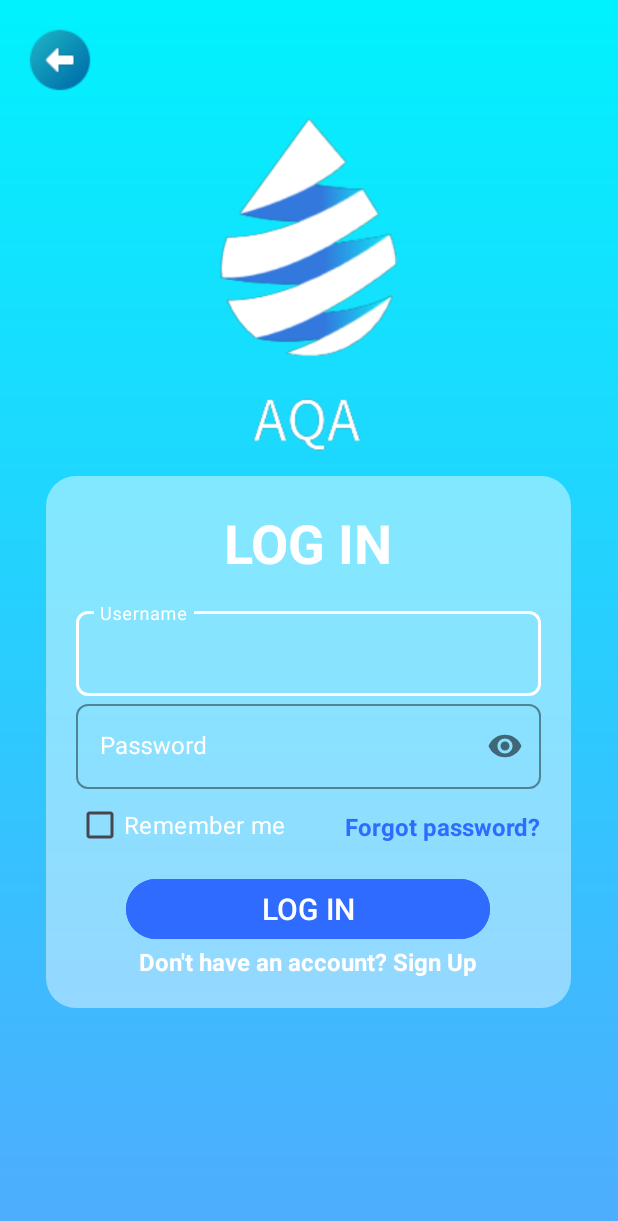
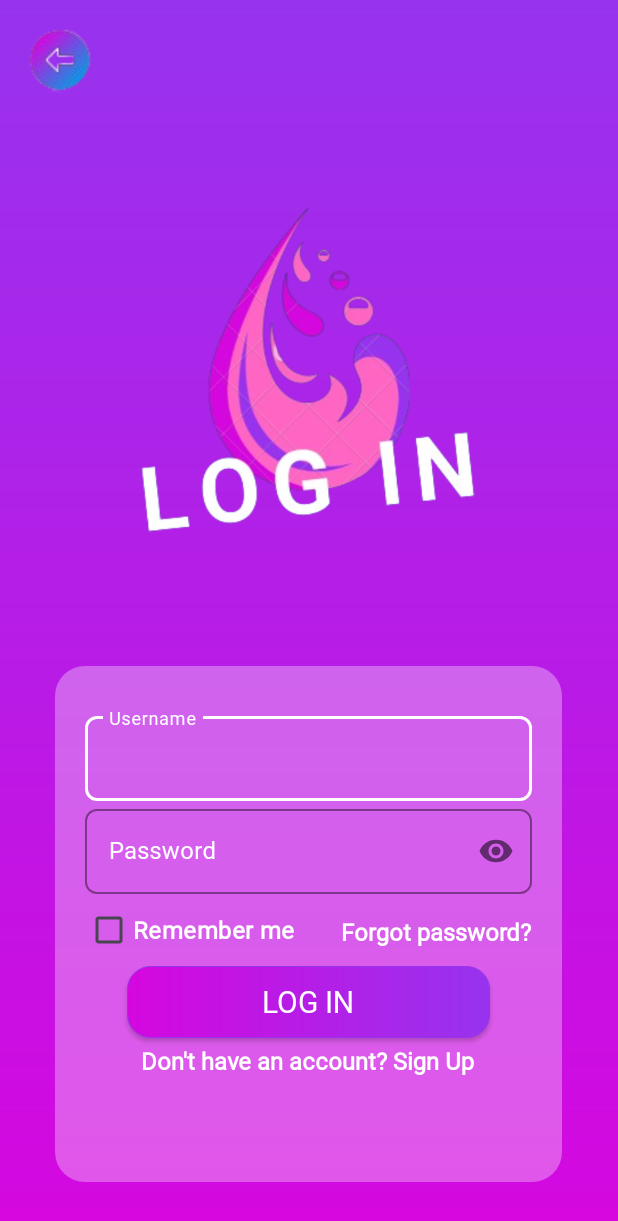
Before and after one commit to nhutlin/Mobile_App_Project, an Android app: the screen it shows after launch (Login), after a tap on "LOG IN", on a phone screen of 412 x 824 dp. Shown: the top 1221 px of the screen. Run offline under Robolectric (Android 15) with nearby library versions, the phone set to English and light mode, and no system bars.

Commit message:
Change the background, button's color and font

```diff
--- a/app/src/main/AndroidManifest.xml
+++ b/app/src/main/AndroidManifest.xml
@@ -8,8 +8,7 @@
         android:allowBackup="true"
         android:dataExtractionRules="@xml/data_extraction_rules"
         android:fullBackupContent="@xml/backup_rules"
-        android:icon="@mipmap/logo_app"
-        android:label="AQA"
+        android:icon="@mipmap/logo_app"        android:label="AQA"
         android:roundIcon="@mipmap/ic_logo_app_foreground"
         android:supportsRtl="true"
         android:theme="@style/Theme.UIT_Project"
--- a/app/src/main/java/com/example/uit_project/Login.java
+++ b/app/src/main/java/com/example/uit_project/Login.java
@@ -104,8 +104,6 @@ public class Login extends AppCompatActivity {
                             Toast.makeText(Login.this, getString(R.string.login_success), Toast.LENGTH_SHORT).show();
                             Intent goToDashboard = new Intent();
                             goToDashboard.setClass(Login.this, Dashboard.class);
-
-
                             startActivity(goToDashboard);
                         }
                     }
--- a/app/src/main/java/com/example/uit_project/MainActivity.java
+++ b/app/src/main/java/com/example/uit_project/MainActivity.java
@@ -30,7 +30,7 @@ public class MainActivity extends AppCompatActivity {
 
     private TextView dialog_lang;
     private LinearLayout show_dialog_lang;
-    public int lang_selected;
+    public int lang_selected = 0;
 
     Context context;
     Resources resources;
@@ -67,13 +67,16 @@ public class MainActivity extends AppCompatActivity {
                 startActivity(i);
             }
         });
+    }
+
+    @Override
+    protected void onResume() {
+        super.onResume();
 
         show_dialog_lang.setOnClickListener(new View.OnClickListener() {
-            int checklang;
-
             @Override
             public void onClick(View view) {
-                lang_selected = checklang;
+
                 final String[] Language = {"English", "Vietnamese"};
                 Log.d("Clicked","Clicked");
                 final AlertDialog.Builder dialogBuilder = new AlertDialog.Builder(MainActivity.this);
@@ -84,16 +87,12 @@ public class MainActivity extends AppCompatActivity {
 
                                 if(Language[i].equals("English")){
                                     lang_selected = 0;
-                                    checklang = lang_selected;
+
                                     GlobalVar.manager.updateResources("en");
-
-
                                 }
                                 if(Language[i].equals("Vietnamese")) {
                                     lang_selected = 1;
-                                    checklang = lang_selected;
                                     GlobalVar.manager.updateResources("vi");
-
                                 }
                             }
                         })
--- a/app/src/main/res/drawable/backform.xml
+++ b/app/src/main/res/drawable/backform.xml
@@ -1,5 +1,5 @@
 <?xml version="1.0" encoding="utf-8"?>
 <shape xmlns:android="http://schemas.android.com/apk/res/android" android:shape="rectangle" >
-    <solid android:color="#70ffffff" />
+    <solid android:color="#50ffffff" />
     <corners android:radius="20dp" />
 </shape>
--- a/app/src/main/res/drawable/background_home.xml
+++ b/app/src/main/res/drawable/background_home.xml
@@ -4,4 +4,5 @@
         android:startColor="@color/back_gradient_start"
         android:endColor="@color/back_gradient_end"
         android:angle="90" />
+
 </shape>
--- /dev/null
+++ b/app/src/main/res/drawable/gradient.xml
@@ -0,0 +1,12 @@
+<?xml version="1.0" encoding="utf-8"?>
+<shape xmlns:android="http://schemas.android.com/apk/res/android" android:shape="rectangle"
+    >
+    <!--  Gradient Bg for listrow -->
+    <gradient
+        android:startColor="@color/back_gradient_start"
+        android:endColor="@color/back_gradient_end"
+        android:angle="0"
+    />
+    <stroke android:color="@color/back_gradient_end" android:width="0.75dp"/>
+    <corners android:radius="15dp"/>
+</shape>
--- a/app/src/main/res/layout/activity_login.xml
+++ b/app/src/main/res/layout/activity_login.xml
@@ -34,50 +34,41 @@
                 android:scaleType="centerInside"
                 android:layout_width="match_parent"
                 android:layout_height="wrap_content"
-                android:src="@drawable/logo"
+                android:src="@drawable/logo_login"
                 android:layout_above="@+id/form_login"
                 />
         </LinearLayout>
-        <!-- Phần 2 -->
+
         <LinearLayout
             android:layout_gravity="center"
             android:layout_width="350dp"
             android:layout_height="0dp"
-            android:layout_weight="2"
+            android:layout_weight="1"
             android:orientation="vertical">
             <!-- Nội dung của phần 2 -->
             <RelativeLayout
+                android:layout_marginLeft="6dp"
+                android:layout_marginRight="6dp"
                 android:layout_gravity="center"
                 android:id="@+id/form_login"
                 android:layout_width="match_parent"
                 android:layout_height="wrap_content"
-                android:layout_marginBottom="16dp"
+                android:layout_marginBottom="36dp"
                 android:background="@drawable/backform"
                 android:padding="20dp">
 
-                <TextView
-                    android:id="@+id/login_title"
-                    android:layout_width="wrap_content"
-                    android:layout_height="wrap_content"
-                    android:layout_alignParentTop="true"
-                    android:layout_centerInParent="true"
-                    android:text="@string/login_caps"
-                    android:textColor="@color/white"
-                    android:textSize="36sp"
-                    android:textStyle="bold" />
                 <com.google.android.material.textfield.TextInputLayout
                     android:id="@+id/username_login"
                     android:layout_width="match_parent"
                     android:layout_height="wrap_content"
                     android:hint="@string/username"
                     android:layout_centerHorizontal="true"
-                    android:layout_below="@+id/login_title"
+                    android:layout_alignParentTop="true"
                     app:hintTextColor="@color/white"
                     android:textColorHint="@color/white"
-
                     style="@style/Widget.MaterialComponents.TextInputLayout.OutlinedBox"
                     app:boxStrokeColor="@color/white"
-                    android:layout_marginTop="16dp"
+                    android:layout_marginTop="8dp"
                     app:boxCornerRadiusTopEnd="8dp"
                     app:boxCornerRadiusTopStart="8dp"
                     app:boxCornerRadiusBottomStart="8dp"
@@ -90,6 +81,7 @@
                         android:ems="16"
                         android:inputType="textAutoComplete|text"
                         android:textColor="@color/white"
+
                         android:textCursorDrawable="@null"
                         />
                 </com.google.android.material.textfield.TextInputLayout>
@@ -126,6 +118,8 @@
                     android:layout_width="wrap_content"
                     android:layout_height="wrap_content"
                     android:text="@string/save_account"
+                    android:textStyle="bold"
+                    android:textColorHint="@color/white"
                     android:textColor="@color/white"
                     android:textSize="16sp"
                     android:layout_alignStart="@+id/pass_login"
@@ -138,31 +132,34 @@
                     android:textSize="16sp"
                     android:layout_below="@+id/pass_login"
                     android:layout_alignEnd="@+id/pass_login"
-                    android:textColor="@color/blue"
+                    android:textColor="@color/white"
                     android:textStyle="bold"
                     android:layout_marginTop="14dp" />
 
 
-                <Button
+                <android.widget.Button
                     android:id="@+id/btn_login"
                     android:layout_width="wrap_content"
                     android:layout_height="wrap_content"
                     android:layout_below="@+id/save_account"
-                    android:layout_centerInParent="true"
-                    android:layout_marginTop="8dp"
-                    android:backgroundTint="@color/blue"
+                    android:layout_centerHorizontal="true"
+                    android:background="@drawable/gradient"
                     android:paddingLeft="90dp"
                     android:paddingRight="90dp"
+                    android:text="@string/login_caps"
+
                     android:textColor="@color/white"
-                    android:text="@string/login_caps"
                     android:textSize="20sp" />
+
 
                 <TextView
                     android:id="@+id/signup_suggest"
                     android:layout_width="wrap_content"
                     android:layout_height="wrap_content"
                     android:layout_below="@id/btn_login"
-                    android:layout_centerInParent="true"
+                    android:layout_alignParentBottom="true"
+                    android:layout_centerHorizontal="true"
+                    android:layout_marginTop="4dp"
                     android:text="@string/signup_suggest"
                     android:textColor="@color/white"
                     android:textSize="16sp"
--- a/app/src/main/res/values-night/themes.xml
+++ b/app/src/main/res/values-night/themes.xml
@@ -3,5 +3,6 @@
     <style name="Base.Theme.UIT_Project" parent="Theme.Material3.DayNight.NoActionBar">
         <!-- Customize your dark theme here. -->
         <!-- <item name="colorPrimary">@color/my_dark_primary</item> -->
+        <item name="android:fontFamily">@font/roboto_regular</item>
     </style>
 </resources>
--- a/app/src/main/res/values/colors.xml
+++ b/app/src/main/res/values/colors.xml
@@ -2,7 +2,12 @@
 <resources>
     <color name="black">#FF000000</color>
     <color name="white">#FFFFFFFF</color>
-    <color name="back_gradient_start">#4facfe</color>
-    <color name="back_gradient_end">#00f2fe</color>
-    <color name="blue">#2F6BFF</color>
+    <color name="back_gradient_start">#D507DF</color>
+    <color name="back_gradient_end"> #9733EE</color>
+    <color name="gradient_start">#ff00cc</color>
+    <color name="gradient_end">#333399</color>
+
+    <color name="text_color">#0425D8</color>
+
+
 </resources>
--- a/app/src/main/res/values/styles.xml
+++ /dev/null
@@ -1,4 +0,0 @@
-<?xml version="1.0" encoding="utf-8"?>
-<resources>
-
-</resources>
--- a/app/src/main/res/values/themes.xml
+++ b/app/src/main/res/values/themes.xml
@@ -3,7 +3,7 @@
     <style name="Base.Theme.UIT_Project" parent="Theme.Material3.DayNight.NoActionBar">
         <!-- Customize your light theme here. -->
         <!-- <item name="colorPrimary">@color/my_light_primary</item> -->
+        <item name="android:fontFamily">@font/roboto_regular</item>
     </style>
-
     <style name="Theme.UIT_Project" parent="Base.Theme.UIT_Project" />
 </resources>
```
Also changed, not shown: app/src/main/res/layout/activity_main.xml (+8 -7 lines), app/src/main/res/layout/activity_sign_up.xml (+13 -24 lines), app/src/main/res/drawable/ic_back.png, app/src/main/res/drawable/logo.png (deleted), app/src/main/res/drawable/logo_login.png (added), app/src/main/res/drawable/logo_main.png (added), app/src/main/res/drawable/logo_sign_up.png (added), app/src/main/res/font/roboto_regular.ttf (added).
